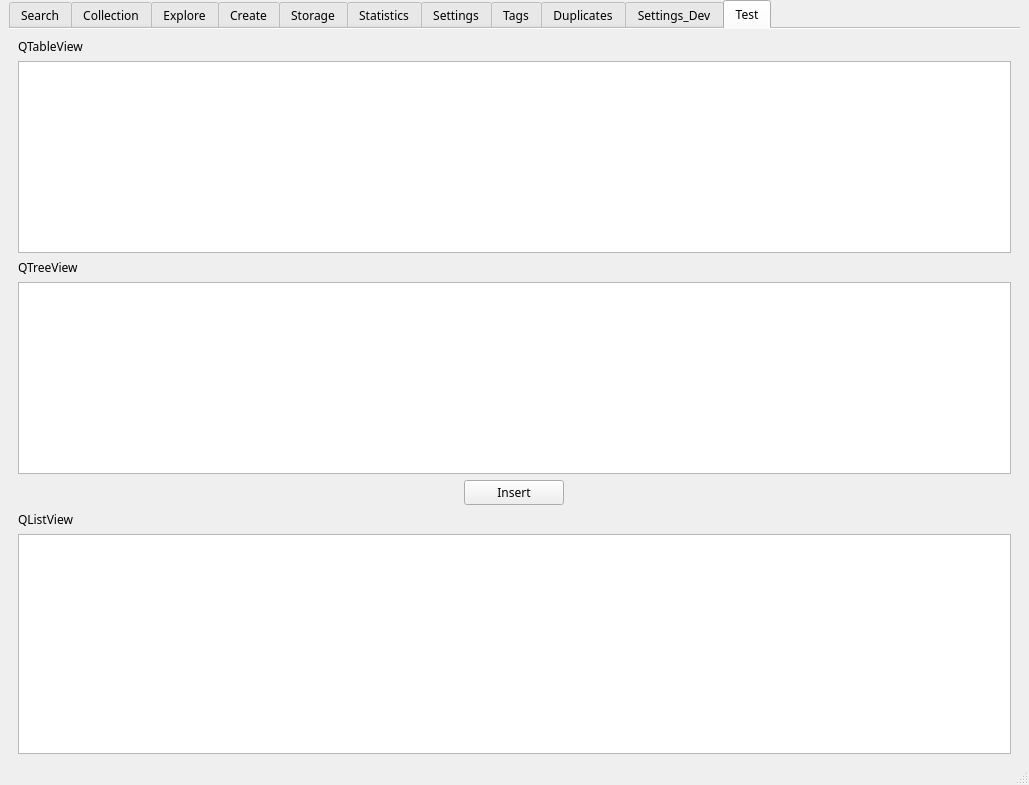
The window that mainwindow.ui (StephaneCouturier/Katalog) describes before a commit, drawn with Qt 5.
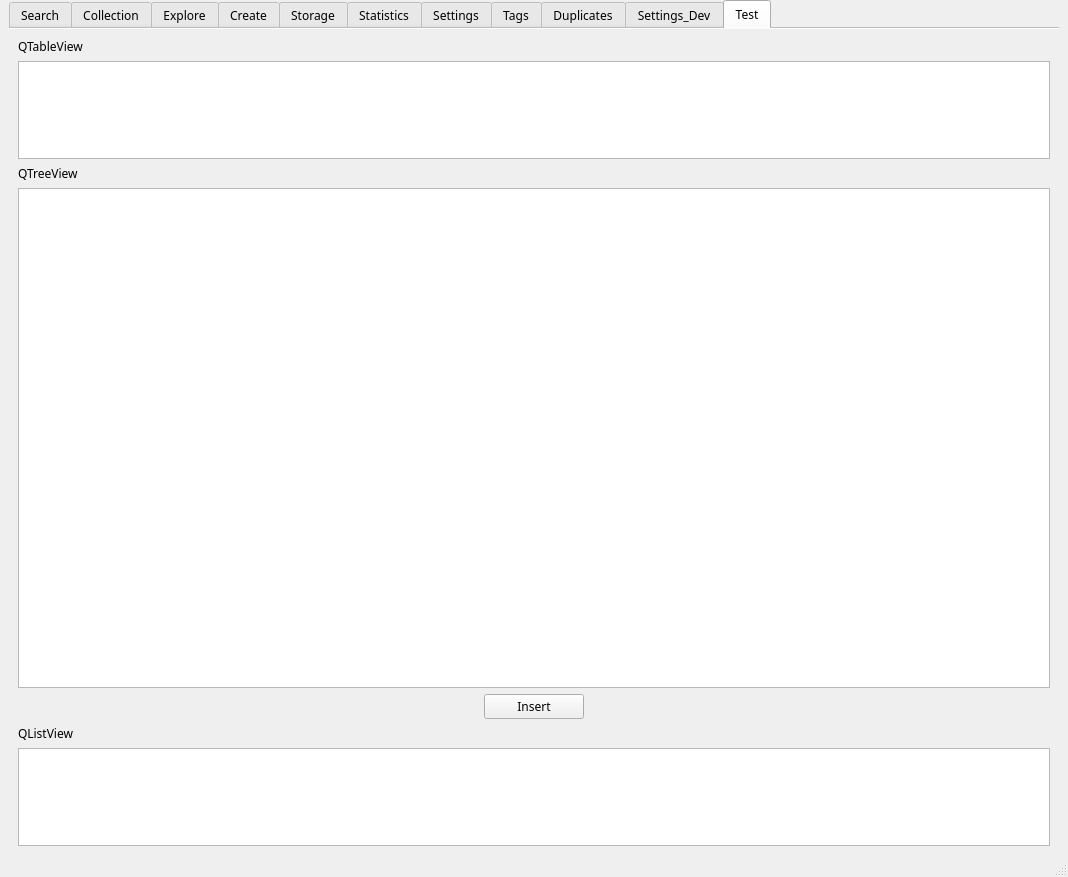
The same window after the commit. The open tabs and pages were chosen to show the change. Icons and pictures are not drawn. Custom widgets are drawn as their Qt base class.

What changed in the file:
```diff
--- a/mainwindow.ui
+++ b/mainwindow.ui
@@ -9,8 +9,8 @@
    <rect>
     <x>0</x>
     <y>0</y>
-    <width>1029</width>
-    <height>785</height>
+    <width>1068</width>
+    <height>877</height>
    </rect>
   </property>
   <property name="windowTitle">
@@ -3609,10 +3609,23 @@
         <item row="2" column="0">
          <layout class="QGridLayout" name="gridLayout_2">
           <item row="4" column="1">
-           <widget class="QListView" name="test_listView"/>
+           <widget class="QListView" name="test_listView">
+            <property name="maximumSize">
+             <size>
+              <width>16777215</width>
+              <height>100</height>
+             </size>
+            </property>
+           </widget>
           </item>
           <item row="2" column="1">
            <widget class="QLabel" name="label_23">
+            <property name="maximumSize">
+             <size>
+              <width>16777215</width>
+              <height>100</height>
+             </size>
+            </property>
             <property name="text">
              <string>QListView</string>
             </property>
@@ -3630,7 +3643,14 @@
            </widget>
           </item>
           <item>
-           <widget class="QTableView" name="test_tableView"/>
+           <widget class="QTableView" name="test_tableView">
+            <property name="maximumSize">
+             <size>
+              <width>16777215</width>
+              <height>100</height>
+             </size>
+            </property>
+           </widget>
           </item>
           <item>
            <widget class="QLabel" name="label_28">
@@ -3641,6 +3661,12 @@
           </item>
           <item>
            <widget class="QTreeView" name="test_treeView">
+            <property name="minimumSize">
+             <size>
+              <width>0</width>
+              <height>500</height>
+             </size>
+            </property>
             <property name="sortingEnabled">
              <bool>true</bool>
             </property>
```
Left out of the diff: 37 changed lines with no effect on the pictures.
